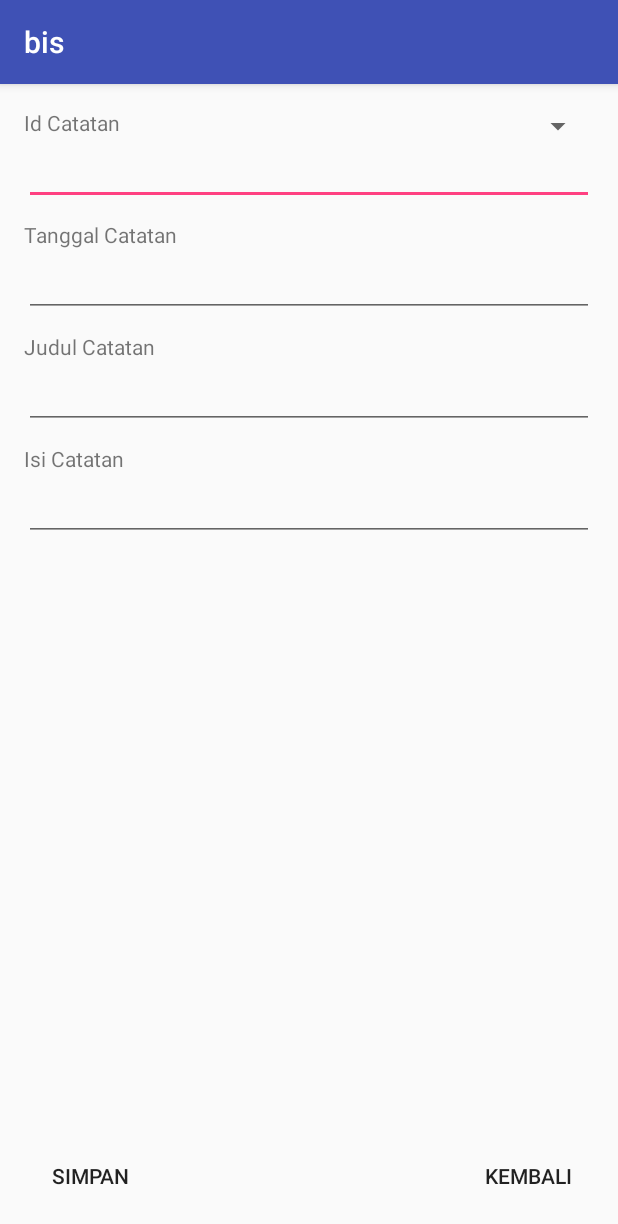
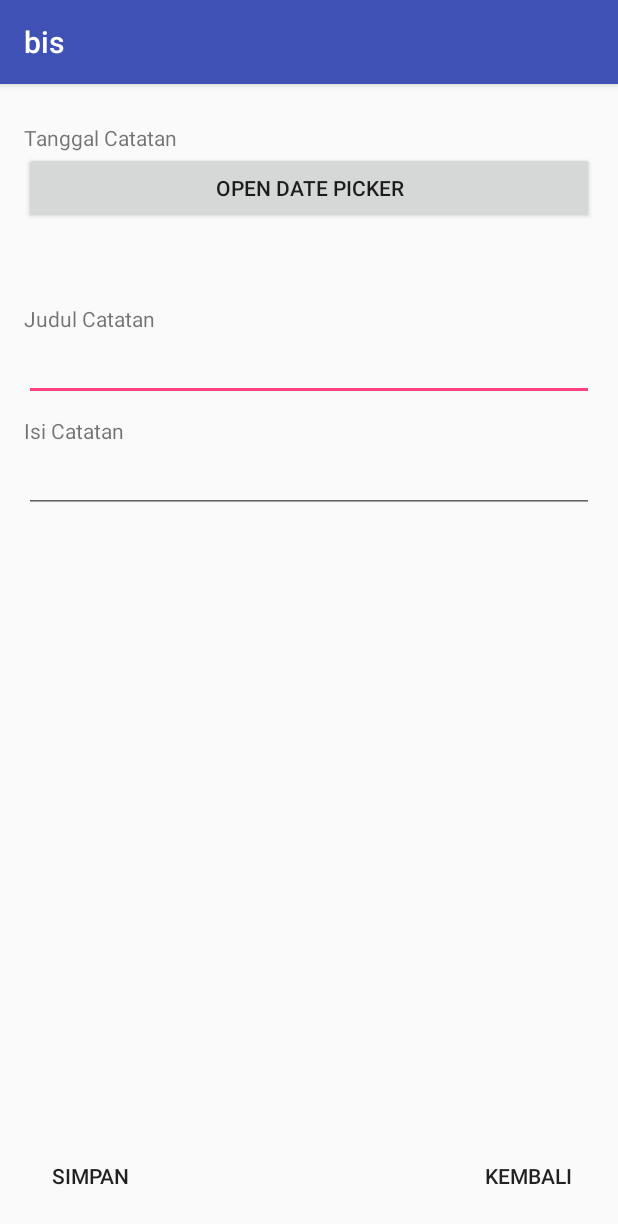
Before and after one commit to NovyDhatika/bistugasbesar, an Android app: the TambahCatatan screen opened directly, with no data from a screen before it, on a phone screen of 412 x 824 dp. Shown: the top 1224 px of the screen. Run offline under Robolectric (Android 15) with nearby library versions, the phone set to English and light mode, and no system bars; our stand-ins replace ButterKnife.

Commit message:
tanggal dan isi

```diff
--- a/bis/app/build.gradle
+++ b/bis/app/build.gradle
@@ -26,4 +26,7 @@ dependencies {
     testImplementation 'junit:junit:4.12'
     androidTestImplementation 'com.android.support.test:runner:1.0.2'
     androidTestImplementation 'com.android.support.test.espresso:espresso-core:3.0.2'
+
+    implementation 'com.jakewharton:butterknife:8.5.1'
+    annotationProcessor 'com.jakewharton:butterknife-compiler:8.5.1'
 }
--- a/bis/app/src/main/java/com/example/dhatika/bis/DaftarCatatan.java
+++ b/bis/app/src/main/java/com/example/dhatika/bis/DaftarCatatan.java
@@ -21,7 +21,7 @@ public class DaftarCatatan extends AppCompatActivity{
         dbHelper = new DataHelper(this);
         text1 = (TextView) findViewById(R.id.textView1);
         text2 = (TextView) findViewById(R.id.textView2);
-        text3 = (TextView) findViewById(R.id.textView3);
+        text3 = (TextView) findViewById(R.id.textView4);
 
         SQLiteDatabase db = dbHelper.getReadableDatabase();
         cursor = db.rawQuery("SELECT tgl_catatan,judul_catatan,isi_catatan FROM catatan WHERE judul_catatan='" +
--- a/bis/app/src/main/java/com/example/dhatika/bis/DataHelper.java
+++ b/bis/app/src/main/java/com/example/dhatika/bis/DataHelper.java
@@ -20,7 +20,7 @@ public class DataHelper extends SQLiteOpenHelper {
       /*  String sql = "create table pasien(id_pasien integer primary key,nama text null, keluhan text null,id_dokter integer not null ,foreign key(id_dokter) references dokter(id_dokter));";
         Log.d("Data Pasien", "onCreate: " + sql);
         db.execSQL(sql);*/
-        String sql2 = "create table catatan(id_catatan integer primary key,tgl_catatan text, judul_catatan text, isi_catatan text not null);";
+        String sql2 = "create table catatan(id_catatan integer primary key autoincrement,tgl_catatan text, judul_catatan text, isi_catatan text not null);";
         Log.d("Data Catatan", "onCreate: " );
         db.execSQL(sql2);
         String sql3 = "INSERT INTO catatan(id_catatan, tgl_catatan, judul_catatan, isi_catatan)VALUES ('1', '2018-12-17','Tugasku', 'Lakukan amanah orang tua' );";
--- a/bis/app/src/main/java/com/example/dhatika/bis/TambahCatatan.java
+++ b/bis/app/src/main/java/com/example/dhatika/bis/TambahCatatan.java
@@ -1,5 +1,6 @@
 package com.example.dhatika.bis;
 
+import android.app.DatePickerDialog;
 import android.content.Intent;
 import android.database.Cursor;
 import android.database.sqlite.SQLiteDatabase;
@@ -7,26 +8,66 @@ import android.os.Bundle;
 import android.support.v7.app.AppCompatActivity;
 import android.view.View;
 import android.widget.Button;
+import android.widget.DatePicker;
 import android.widget.EditText;
 import android.widget.Spinner;
+import android.widget.TextView;
 import android.widget.Toast;
+
+import java.text.SimpleDateFormat;
+import java.util.Calendar;
+
+import butterknife.BindView;
+import butterknife.ButterKnife;
 
 public class TambahCatatan extends AppCompatActivity {
     protected Cursor cursor;
     DataHelper dbHelper;
     Button ton1, ton2;
     EditText text1, text2, text3, text4;
+
     Spinner spinner;
+
+    @BindView(R.id.btnOpenDatePicker)
+    Button btnOpenDatePicker;
+    @BindView(R.id.tvTanggal)
+    TextView tvTanggal;
+
+    Calendar myCalendar;
 
     @Override
     protected void onCreate(Bundle savedInstanceState) {
         super.onCreate(savedInstanceState);
         setContentView(R.layout.activity_tambah_catatan);
         dbHelper = new DataHelper(this);
-        text1 = (EditText) findViewById(R.id.editText1);
-        text2 = (EditText) findViewById(R.id.editText2);
+    /*    text1 = (EditText) findViewById(R.id.editText1);*/
+       /* text2 = (EditText) findViewById(R.id.tvTanggal);*/
         text3 = (EditText) findViewById(R.id.editText3);
         text4 = (EditText) findViewById(R.id.editText4);
+
+
+        ButterKnife.bind(this);
+        myCalendar = Calendar.getInstance();
+
+        btnOpenDatePicker.setOnClickListener(new View.OnClickListener() {
+            @Override
+            public void onClick(View v) {
+                new DatePickerDialog(TambahCatatan.this, new DatePickerDialog.OnDateSetListener() {
+                    @Override
+                    public void onDateSet(DatePicker view, int year, int month, int dayOfMonth) {
+                        myCalendar.set(Calendar.YEAR, year);
+                        myCalendar.set(Calendar.MONTH, month);
+                        myCalendar.set(Calendar.DAY_OF_MONTH, dayOfMonth);
+
+                        String formatTanggal = "dd-MM-yyyy";
+                        SimpleDateFormat sdf = new SimpleDateFormat(formatTanggal);
+                        tvTanggal.setText(sdf.format(myCalendar.getTime()));
+                    }
+                },
+                        myCalendar.get(Calendar.YEAR), myCalendar.get(Calendar.MONTH),
+                        myCalendar.get(Calendar.DAY_OF_MONTH)).show();
+            }
+        });
 
         ton1 = (Button) findViewById(R.id.button1);
         ton2 = (Button) findViewById(R.id.button2);
@@ -35,9 +76,9 @@ public class TambahCatatan extends AppCompatActivity {
             public void onClick(View arg0) {
 //	TODO Auto-generated method stub
                 SQLiteDatabase db = dbHelper.getWritableDatabase();
-                db.execSQL("insert into catatan(id_catatan,tgl_catatan,judul_catatan,isi_catatan) values('" +
-                        text1.getText().toString() + "','" +
-                        text2.getText().toString() + "','" +
+                db.execSQL("insert into catatan(tgl_catatan,judul_catatan,isi_catatan) values('" +
+
+                        tvTanggal.getText().toString() + "','" +
                         text3.getText().toString() + "','" +
                         text4.getText().toString() + "')");
                 Toast.makeText(getApplicationContext(), "Berhasil", Toast.LENGTH_LONG).show();
@@ -52,5 +93,7 @@ public class TambahCatatan extends AppCompatActivity {
                 startActivity(i);
             }
         });
+
+
     }
 }
--- a/bis/app/src/main/res/layout/activity_tambah_catatan.xml
+++ b/bis/app/src/main/res/layout/activity_tambah_catatan.xml
@@ -1,14 +1,14 @@
 <?xml version="1.0" encoding="utf-8"?>
-<RelativeLayout
-    xmlns:android="http://schemas.android.com/apk/res/android"
+<RelativeLayout xmlns:android="http://schemas.android.com/apk/res/android"
     android:layout_width="match_parent"
     android:layout_height="match_parent"
+    xmlns:tools="http://schemas.android.com/tools"
     android:paddingBottom="16dp"
     android:paddingLeft="16dp"
     android:paddingRight="16dp"
     android:paddingTop="16dp">
 
-    <EditText
+    <!--<EditText
         android:id="@+id/editText1"
         android:layout_width="match_parent"
         android:layout_height="wrap_content"
@@ -17,23 +17,21 @@
         android:inputType="number"
         android:maxLength="10">
         <requestFocus />
-    </EditText>
-    <TextView
+    </EditText>-->
+  <!--  <TextView
         android:id="@+id/textView1"
         android:layout_width="wrap_content"
         android:layout_height="wrap_content"
         android:layout_alignParentLeft="true"
         android:layout_alignParentTop="true"
-        android:text="Id Catatan" />
+        android:text="Id Catatan" />-->
     <TextView
         android:id="@+id/textView2"
         android:layout_width="wrap_content"
         android:layout_height="wrap_content"
-        android:layout_alignLeft="@+id/editText1"
-        android:layout_below="@+id/editText1"
         android:layout_marginTop="10dp"
         android:text="Tanggal Catatan" />
-    <EditText
+   <!-- <EditText
         android:id="@+id/editText2"
         android:layout_width="match_parent"
         android:layout_height="wrap_content"
@@ -41,12 +39,30 @@
         android:layout_below="@+id/textView2"
         android:inputType="text"
         android:maxLength="20"/>
+-->
+    <Button
+        android:id="@+id/btnOpenDatePicker"
+        android:layout_below="@+id/textView2"
+        android:layout_width="match_parent"
+        android:layout_height="wrap_content"
+        android:text="open date picker"/>
+
+    <TextView
+        android:id="@+id/tvTanggal"
+        android:layout_below="@+id/btnOpenDatePicker"
+        android:layout_width="wrap_content"
+        android:layout_height="wrap_content"
+        android:layout_marginTop="16dp"
+        android:textSize="20sp"
+        android:layout_gravity="center"
+        />
+
     <TextView
         android:id="@+id/textView3"
         android:layout_width="wrap_content"
         android:layout_height="wrap_content"
-        android:layout_alignLeft="@+id/editText2"
-        android:layout_below="@+id/editText2"
+        android:layout_alignLeft="@+id/tvTanggal"
+        android:layout_below="@+id/tvTanggal"
         android:layout_marginTop="10dp"
         android:text="Judul Catatan" />
     <EditText
@@ -56,7 +72,7 @@
         android:layout_alignLeft="@+id/textView3"
         android:layout_below="@+id/textView3"
         android:inputType="text"
-        android:maxLength="20"/>
+        android:maxLength="100"/>
     <TextView
         android:id="@+id/textView4"
         android:layout_width="wrap_content"
@@ -65,23 +81,24 @@
         android:layout_below="@+id/editText3"
         android:layout_marginTop="10dp"
         android:text="Isi Catatan" />
+
     <EditText
         android:id="@+id/editText4"
         android:layout_width="match_parent"
         android:layout_height="wrap_content"
         android:layout_alignLeft="@+id/textView4"
         android:layout_below="@+id/textView4"
-        android:inputType="text"
-        android:maxLength="20"/>
-    <Spinner
+        android:inputType="text|textMultiLine"
+        android:maxLength="255" />
+<!--    <Spinner
         android:id="@+id/spinner"
         android:layout_width="match_parent"
-        android:layout_height="wrap_content"></Spinner>
+        android:layout_height="wrap_content"></Spinner>-->
     <Button
         android:id="@+id/button1"
         android:layout_width="wrap_content"
         android:layout_height="wrap_content"
-        android:layout_alignLeft="@+id/editText1"
+        android:layout_alignLeft="@+id/tvTanggal"
         android:layout_alignParentBottom="true"
         style="?android:attr/borderlessButtonStyle"
         android:text="Simpan" />
@@ -92,7 +109,7 @@
         android:text="Kembali"
         style="?android:attr/borderlessButtonStyle"
         android:layout_alignParentBottom="true"
-        android:layout_alignRight="@+id/editText1"
-        android:layout_alignEnd="@+id/editText1" />
+        android:layout_alignRight="@+id/editText4"
+        android:layout_alignEnd="@+id/editText4" />
 
 </RelativeLayout>
```
Also changed, not shown: bis/app/src/main/java/com/example/dhatika/bis/UpdateCatatan.java (+46 -3 lines), bis/app/src/main/res/layout/activity_daftar_catatan.xml (+13 -3 lines), bis/app/src/main/res/layout/activity_update_catatan.xml (+26 -8 lines).
